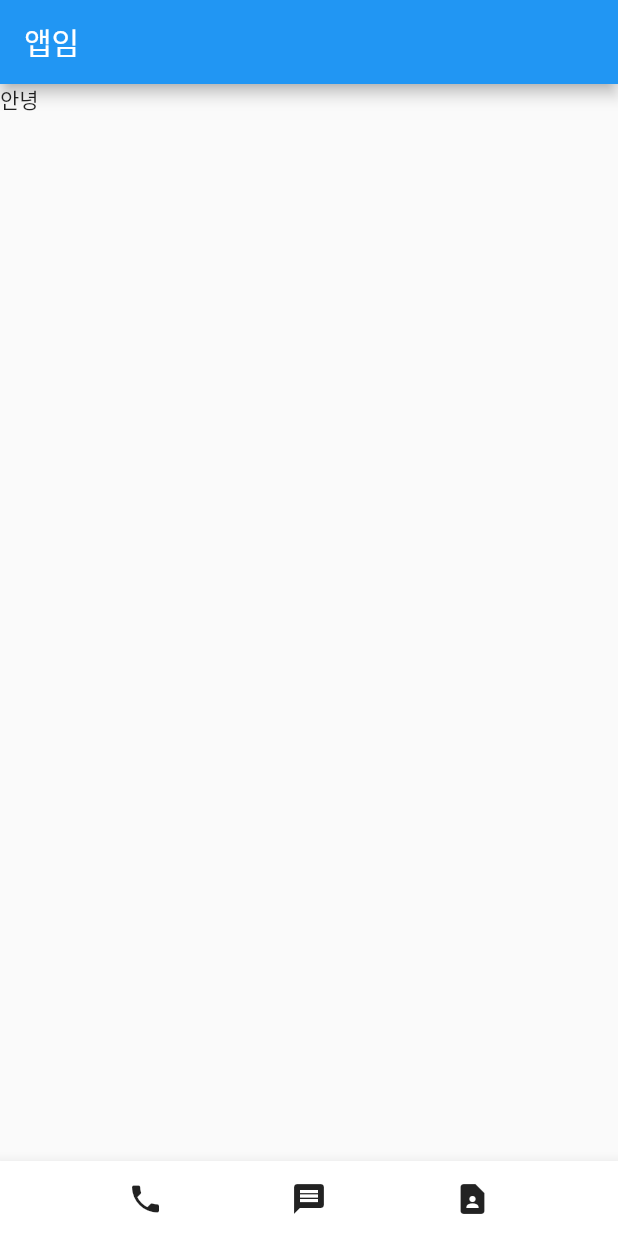
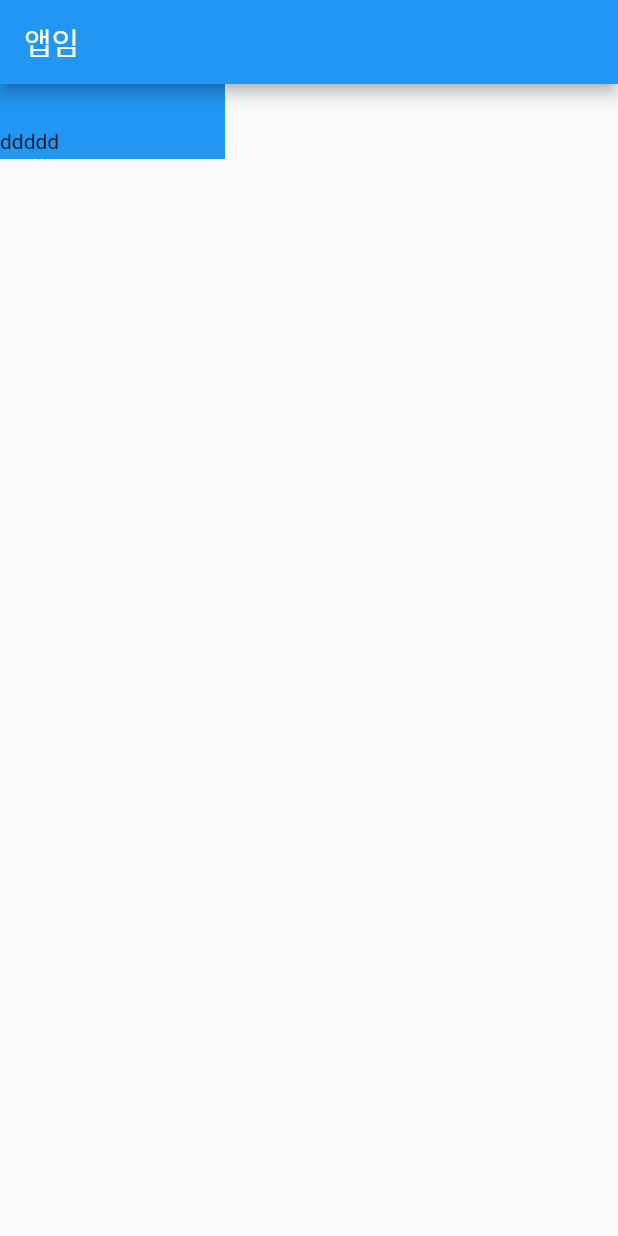
Before and after one commit to kimyj0530/Flutter_Study, a Flutter app: the screen it shows after launch, on a phone screen of 412 x 824 dp. Run offline on Flutter 3.47's test engine with Material 2 defaults, Android fonts, the phone set to English and light mode, and no system bars.

Commit message:
2023-02-13 여백

```diff
--- a/contact_1/lib/main.dart
+++ b/contact_1/lib/main.dart
@@ -15,21 +15,11 @@ class MyApp extends StatelessWidget {
           title: Text('앱임')
         ),
         body: Container(
-          child: Text('안녕')
+          width: 150, height: 50, color: Colors.blue,
+          padding: EdgeInsets.fromLTRB(0, 30, 0, 0),
+          child: Text('ddddd'), // 여백이 없다면 구석에서 부터 출력됨
         ),
-        bottomNavigationBar: BottomAppBar(
-          child: Container(
-            height: 50.0,
-            child: Row(
-              mainAxisAlignment: MainAxisAlignment.spaceEvenly,
-              children: [
-                Icon(Icons.phone),
-                Icon(Icons.message),
-                Icon(Icons.contact_page),
-              ],
-            )
-          )
-        )
+
     )
     );
   }
```
